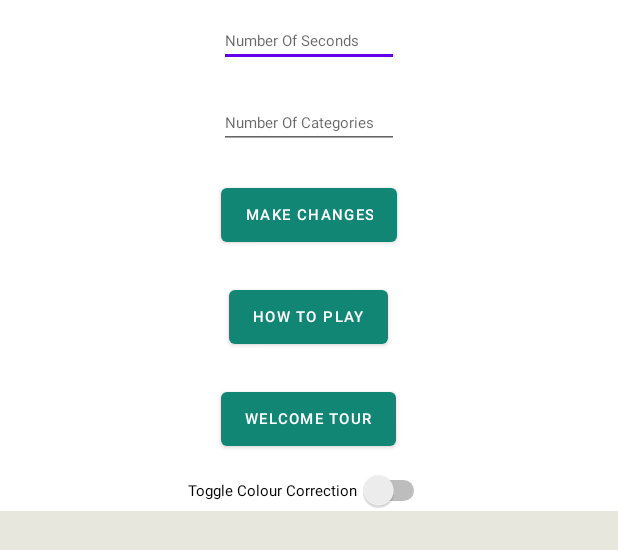
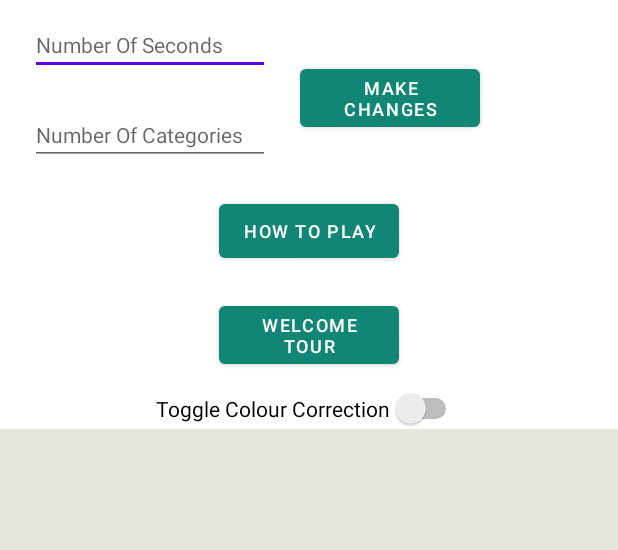
Before and after one commit to alexsidell/NotScattegoriesTM, an Android app: the layout activity_settings.xml on its own in the app's theme, with its tools: preview values and no code run, on a phone screen of 412 x 824 dp. Shown: the top 550 px of the screen. Run offline under Robolectric (Android 15) with nearby library versions, the phone set to English and light mode, and no system bars.

Commit message:
"Settings page size updated"

```diff
--- a/app/src/main/res/layout/activity_settings.xml
+++ b/app/src/main/res/layout/activity_settings.xml
@@ -13,62 +13,92 @@
         android:id="@+id/editTimer"
         android:layout_width="wrap_content"
         android:layout_height="wrap_content"
+        android:layout_alignParentStart="true"
+        android:layout_alignParentLeft="true"
+        android:layout_alignParentTop="true"
+        android:layout_marginStart="20dp"
+        android:layout_marginLeft="20dp"
+        android:layout_marginTop="10dp"
+        android:layout_marginEnd="10dp"
+        android:layout_marginRight="10dp"
+        android:layout_marginBottom="10dp"
         android:ems="10"
+        android:hint="@string/time_set_hint"
         android:inputType="number"
-        android:layout_centerHorizontal="true"
-        android:hint="@string/time_set_hint"
-        android:layout_margin="10dp"
-        />
+        android:textSize="14sp" />
 
     <EditText
         android:id="@+id/editCategories"
         android:layout_width="wrap_content"
         android:layout_height="wrap_content"
+        android:layout_below="@id/editTimer"
+        android:layout_alignParentStart="true"
+        android:layout_alignParentLeft="true"
+        android:layout_marginStart="20dp"
+        android:layout_marginLeft="20dp"
+        android:layout_marginTop="10dp"
+        android:layout_marginEnd="10dp"
+        android:layout_marginRight="10dp"
+        android:layout_marginBottom="10dp"
         android:ems="10"
+        android:hint="@string/no_of_cats_hint"
         android:inputType="number"
-        android:layout_centerHorizontal="true"
-        android:hint="@string/no_of_cats_hint"
-        android:layout_below="@id/editTimer"
-        android:layout_margin="10dp"
-        />
+        android:textSize="14sp" />
 
     <Button
         android:id="@+id/confirmSettingsBtn"
-        android:layout_width="wrap_content"
+        android:layout_width="120dp"
         android:layout_height="wrap_content"
+        android:layout_alignParentStart="true"
+        android:layout_alignParentLeft="true"
+        android:layout_alignParentTop="true"
+        android:layout_marginStart="200dp"
+        android:layout_marginLeft="200dp"
+        android:layout_marginTop="40dp"
+        android:layout_marginBottom="10dp"
         android:text="@string/SettingsConfirmStr"
-        android:layout_centerHorizontal="true"
-        android:layout_below="@id/editCategories"
-        android:layout_margin="10dp"/>
+        android:textSize="12sp" />
 
     <Button
         android:id="@+id/rules"
-        android:layout_width="wrap_content"
+        android:layout_width="120dp"
         android:layout_height="wrap_content"
-        android:layout_below="@+id/confirmSettingsBtn"
+        android:layout_below="@+id/editCategories"
         android:layout_centerHorizontal="true"
-        android:layout_margin="10dp"
+        android:layout_marginStart="10dp"
+        android:layout_marginLeft="10dp"
+        android:layout_marginTop="10dp"
+        android:layout_marginEnd="10dp"
+        android:layout_marginRight="10dp"
+        android:layout_marginBottom="10dp"
         android:onClick="onClick"
-        android:text="@string/rulesTitle" />
+        android:text="@string/rulesTitle"
+        android:textSize="12sp" />
 
     <Button
         android:id="@+id/tour"
-        android:layout_width="wrap_content"
+        android:layout_width="120dp"
         android:layout_height="wrap_content"
         android:layout_below="@+id/rules"
         android:layout_centerHorizontal="true"
-        android:layout_margin="10dp"
+        android:layout_marginStart="10dp"
+        android:layout_marginLeft="10dp"
+        android:layout_marginTop="10dp"
+        android:layout_marginEnd="10dp"
+        android:layout_marginRight="10dp"
+        android:layout_marginBottom="10dp"
         android:onClick="onClick"
-        android:text="Welcome Tour" />
+        android:text="Welcome Tour"
+        android:textSize="12sp" />
 
     <Switch
+        android:id="@+id/themeSwitch"
         android:layout_width="wrap_content"
         android:layout_height="wrap_content"
+        android:layout_below="@+id/tour"
         android:layout_centerHorizontal="true"
-        android:id="@+id/themeSwitch"
         android:checked="false"
         android:text="Toggle Colour Correction"
-        android:layout_below="@+id/tour"
-        />
+        android:textSize="14sp" />
 
 </RelativeLayout>
```
